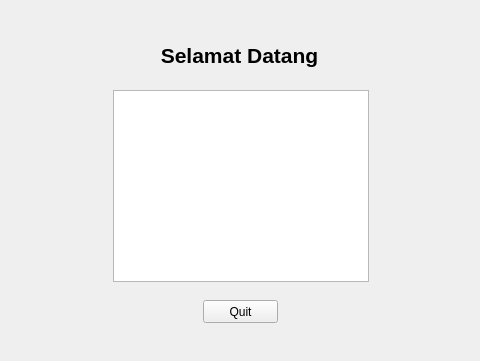
This is forms/client.ui in ZakyHermawan/QtPos as Qt 5 draws it before an edit; both pictures show x 127 to 607 and y 0 to 361 of the 728 by 361 pixel window. The edited form follows.
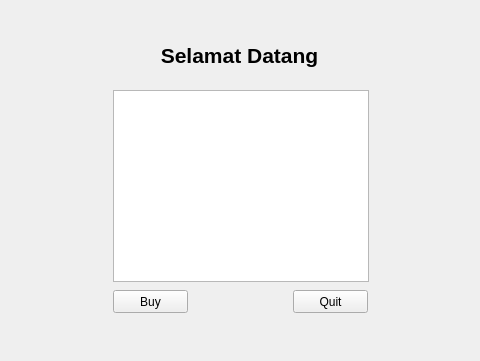
This is the edited form.

Commit message: Client buy items

What changed in the file:
```diff
--- a/forms/client.ui
+++ b/forms/client.ui
@@ -49,8 +49,8 @@
   <widget class="QPushButton" name="quitButton">
    <property name="geometry">
     <rect>
-     <x>330</x>
-     <y>300</y>
+     <x>420</x>
+     <y>290</y>
      <width>75</width>
      <height>23</height>
     </rect>
@@ -59,6 +59,19 @@
     <string>Quit</string>
    </property>
   </widget>
+  <widget class="QPushButton" name="buyButton">
+   <property name="geometry">
+    <rect>
+     <x>240</x>
+     <y>290</y>
+     <width>75</width>
+     <height>23</height>
+    </rect>
+   </property>
+   <property name="text">
+    <string>Buy</string>
+   </property>
+  </widget>
  </widget>
  <resources/>
  <connections/>
```
The commit also changes 15 other files.
